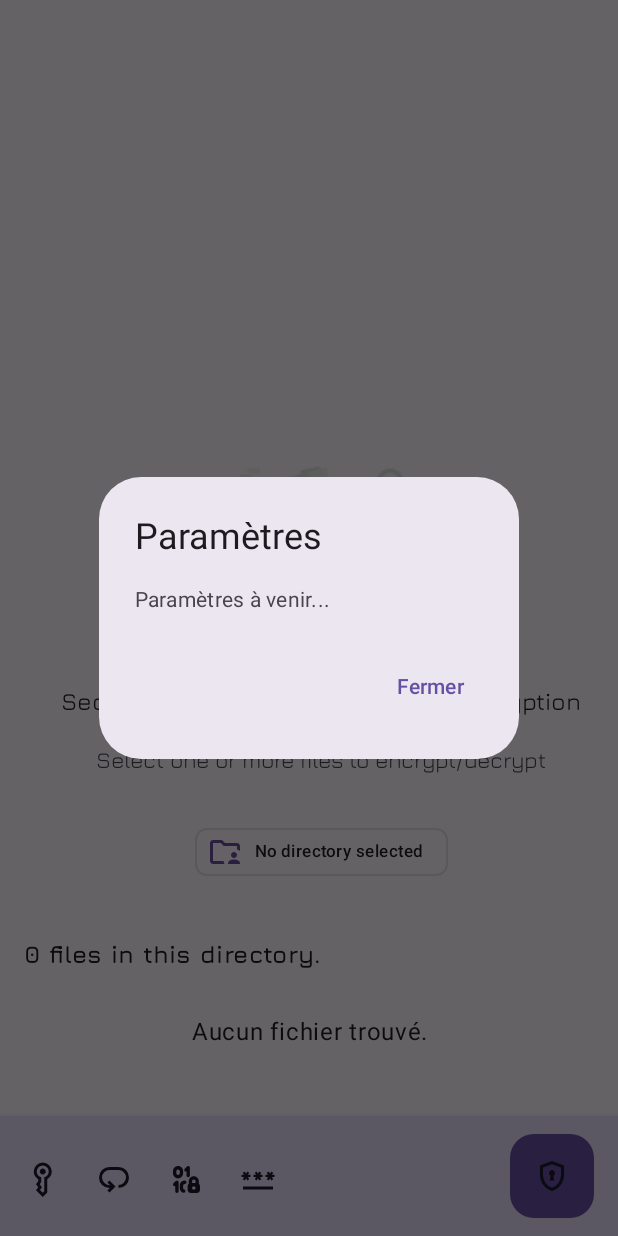
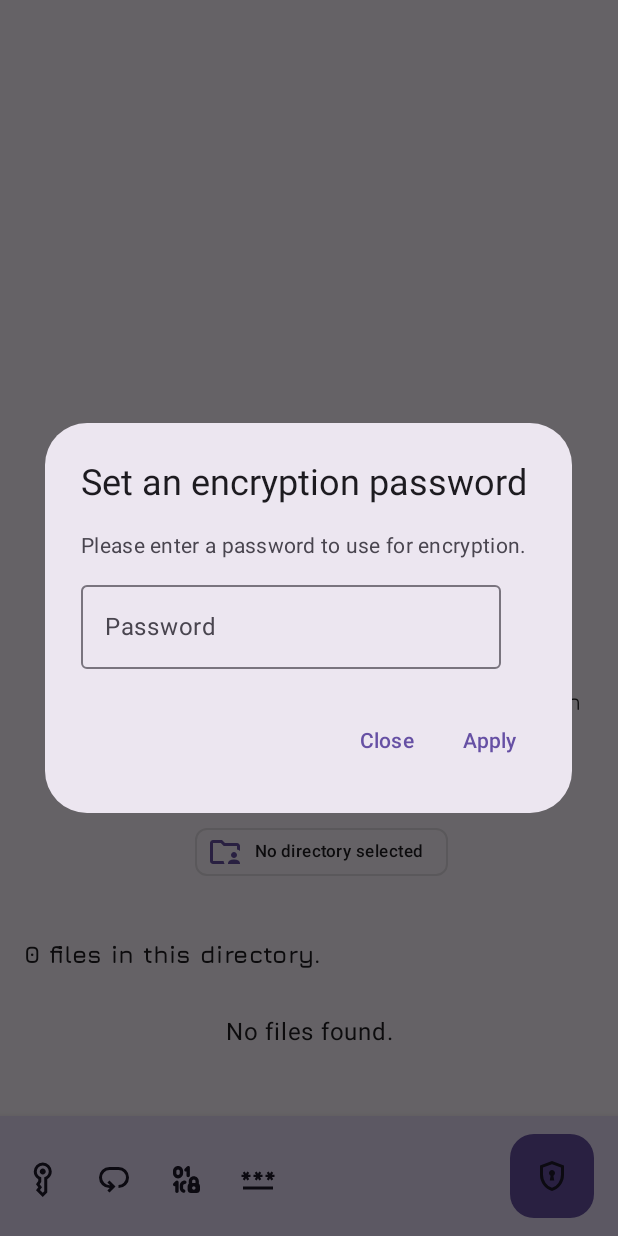
Before and after one commit to JumpingKeyCaps/POC_Cryptography, an Android app built with Jetpack Compose: the composable EncryptionDecryptionScreen called with empty values, after a tap on "Password", on a phone screen of 412 x 824 dp. Run offline under Robolectric (Android 15) with nearby library versions, the phone set to English and light mode, and no system bars; our stand-ins replace Dagger/Hilt's generated code.

Commit message:
feature(v2): Add the password dialog selector + upgrade the composition to use it.

```diff
--- a/app/src/main/java/com/lebaillyapp/poc_cryptography/v2/EncryptionDecryptionScreen.kt
+++ b/app/src/main/java/com/lebaillyapp/poc_cryptography/v2/EncryptionDecryptionScreen.kt
@@ -2,6 +2,7 @@ package com.lebaillyapp.poc_cryptography.v2
 
 import android.net.Uri
 import android.util.Log
+import android.widget.Toast
 import androidx.compose.animation.AnimatedVisibility
 import androidx.compose.animation.core.animateDpAsState
 import androidx.compose.animation.core.tween
@@ -14,6 +15,7 @@ import androidx.compose.foundation.lazy.LazyColumn
 import androidx.compose.foundation.lazy.items
 import androidx.compose.foundation.rememberScrollState
 import androidx.compose.foundation.shape.RoundedCornerShape
+import androidx.compose.foundation.text.KeyboardOptions
 import androidx.compose.foundation.verticalScroll
 
 import androidx.compose.material3.*
@@ -40,6 +42,8 @@ import androidx.compose.ui.res.painterResource
 import androidx.compose.ui.text.font.Font
 import androidx.compose.ui.text.font.FontFamily
 import androidx.compose.ui.text.font.FontWeight
+import androidx.compose.ui.text.input.KeyboardType
+import androidx.compose.ui.text.input.PasswordVisualTransformation
 import androidx.compose.ui.text.style.TextAlign
 import androidx.compose.ui.unit.lerp
 import androidx.compose.ui.unit.sp
@@ -312,11 +316,12 @@ fun EncryptionDecryptionScreen(
                         viewModel.toggleFileSelection(file.uri)
                     },
                     onEncryptDecryptClick = {
+                        if(viewModel.defaultConfig.value.password != ""){
+                            viewModel.encryptSingleFile(context,file.uri, currentDirectoryUri!!)
+                        }else{
+                            Toast.makeText(context, "Please enter a password to encrypt this file !", Toast.LENGTH_SHORT).show()
+                        }
 
-                        val newConfig = viewModel.defaultConfig.value.copy(password = "demotest")
-                        viewModel.updateConfig(newConfig)
-
-                        viewModel.encryptSingleFile(context,file.uri, currentDirectoryUri!!)
                     },
                     onExpandClick = {
                         viewModel.toggleExpand(file.uri)
@@ -328,7 +333,7 @@ fun EncryptionDecryptionScreen(
             if (files.isEmpty()) {
                 item {
                     Text(
-                        text = "Aucun fichier trouvé.",
+                        text = "No files found.",
                         modifier = Modifier
                             .padding(16.dp)
                             .fillMaxWidth(),
@@ -458,18 +463,46 @@ fun EncryptionDecryptionScreen(
             }
 
             BottomDialogState.PasswordKeySelector -> {
+                var password by remember { mutableStateOf("") }
                 AlertDialog(
                     onDismissRequest = { viewModel.dismissDialog() },
                     confirmButton = {
-                        TextButton(onClick = { viewModel.dismissDialog() }) {
-                            Text("Fermer")
+                        TextButton(
+                            onClick = {
+                                // Appliquer le mot de passe
+                                val newConfig = viewModel.defaultConfig.value.copy(password = password)
+                                viewModel.updateConfig(newConfig)
+                                viewModel.dismissDialog()
+                            }
+                        ) {
+                            Text("Apply")
                         }
                     },
-                    title = { Text("Paramètres") },
+                    dismissButton = {
+                        TextButton(onClick = { viewModel.dismissDialog() }) {
+                            Text("Close")
+                        }
+                    },
+                    title = { Text("Set an encryption password ") },
                     text = {
-                        Text("Paramètres à venir...")
+                        Column {
+                            Text(
+                                "Please enter a password to use for encryption.",
+                                style = MaterialTheme.typography.bodyMedium
+                            )
+                            Spacer(modifier = Modifier.height(8.dp))
+                            OutlinedTextField(
+                                value = password,
+                                onValueChange = { password = it },
+                                label = { Text("Password") },
+                                singleLine = true,
+                                visualTransformation = PasswordVisualTransformation(),
+                                keyboardOptions = KeyboardOptions(keyboardType = KeyboardType.Password)
+                            )
+                        }
                     }
                 )
+
             }
             BottomDialogState.IVCountSelector -> {
                 AlertDialog(
```
